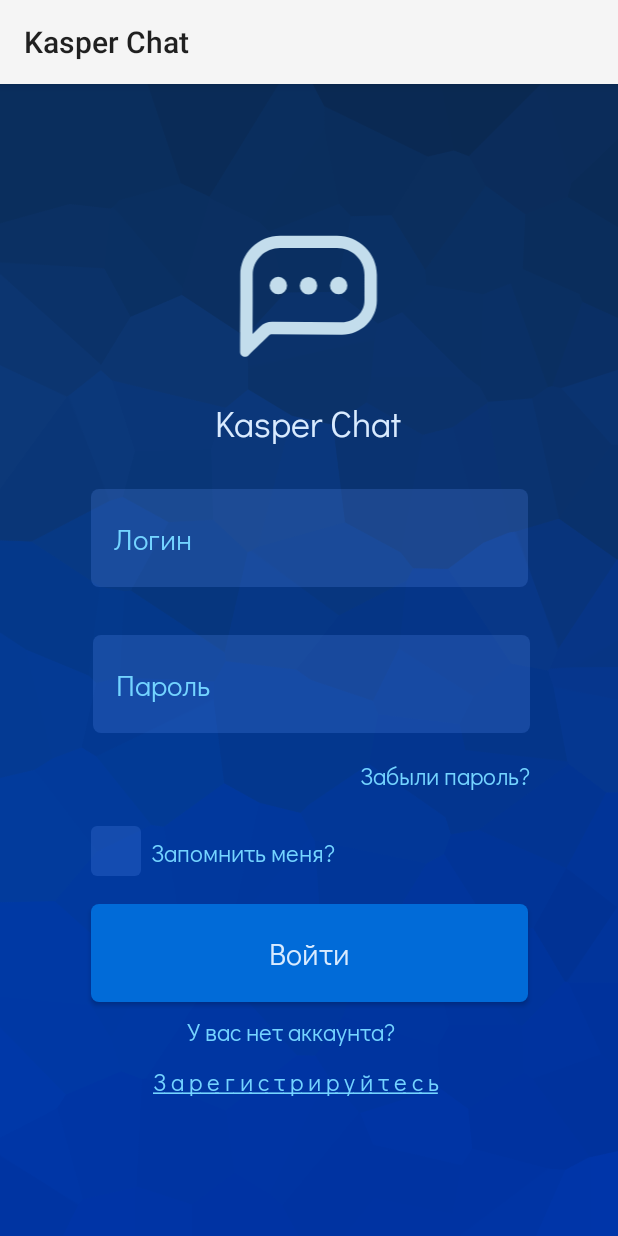
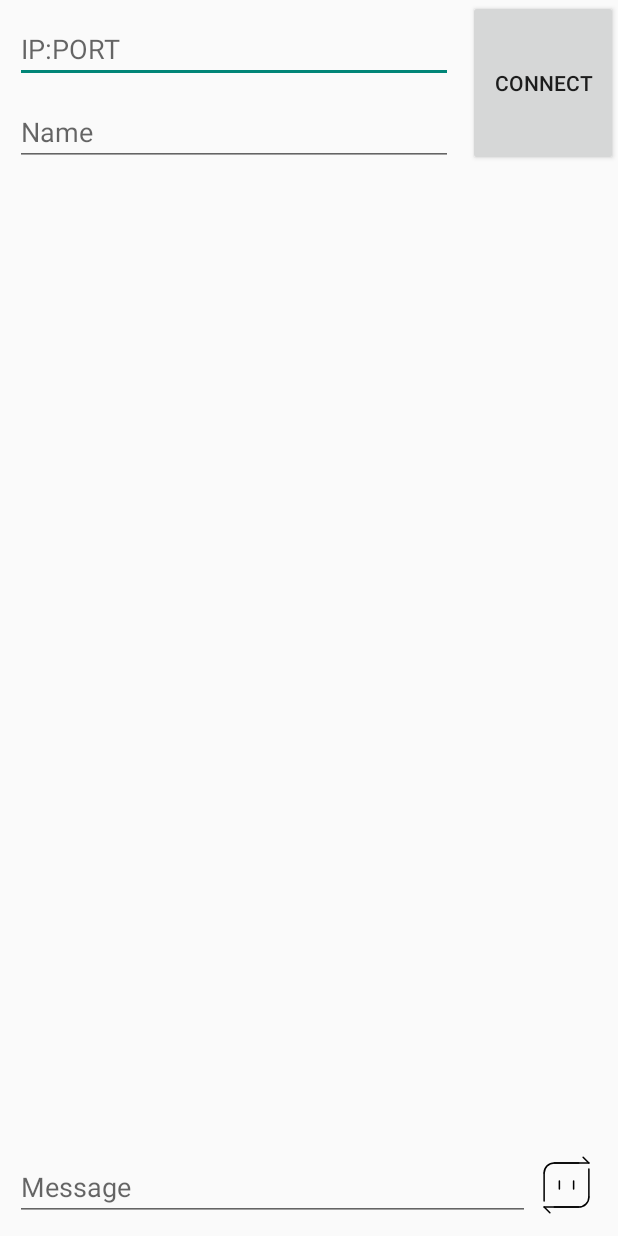
Before and after one commit to ResBrine/KasperAndroid, an Android app: the screen it shows after launch (LoginActivity before the commit, TestActivity after it), on a phone screen of 412 x 824 dp. Run offline under Robolectric (Android 15) with nearby library versions, the phone set to English and light mode, and no system bars.

Commit message:
Тестовое подключение
Добавил тестовую активити для подключения к серверу

```diff
--- a/app/src/main/AndroidManifest.xml
+++ b/app/src/main/AndroidManifest.xml
@@ -1,7 +1,9 @@
 <?xml version="1.0" encoding="utf-8"?>
 <manifest xmlns:android="http://schemas.android.com/apk/res/android"
     xmlns:tools="http://schemas.android.com/tools">
-
+    <uses-permission android:name="android.permission.INTERNET"/>
+    <uses-permission android:name="android.permission.ACCESS_NETWORK_STATE" />
+    <uses-permission android:name="android.permission.FOREGROUND_SERVICE" />
     <application
         android:allowBackup="true"
         android:dataExtractionRules="@xml/data_extraction_rules"
@@ -13,8 +15,8 @@
         android:theme="@style/Theme.TestPoject"
         tools:targetApi="31">
         <activity
-            android:name=".activites.LoginActivity"
-            android:exported="true">
+            android:name=".activites.TestActivity"
+            android:exported="true" >
             <intent-filter>
                 <action android:name="android.intent.action.MAIN" />
 
@@ -22,8 +24,18 @@
             </intent-filter>
         </activity>
         <activity
+            android:name=".activites.LoginActivity"
+            android:exported="false">
+<!--            <intent-filter>-->
+<!--                <action android:name="android.intent.action.MAIN" />-->
+
+<!--                <category android:name="android.intent.category.LAUNCHER" />-->
+<!--            </intent-filter>-->
+        </activity>
+        <activity
             android:name=".activites.MainActivity"
             android:exported="false">
+
         </activity>
     </application>
 
--- /dev/null
+++ b/app/src/main/java/com/example/testpoject/activites/TestActivity.kt
@@ -0,0 +1,61 @@
+package com.example.testpoject.activites
+
+import androidx.appcompat.app.AppCompatActivity
+import android.os.Bundle
+import android.util.Log
+import android.widget.Toast
+import com.example.testpoject.R
+import com.example.testpoject.databinding.ActivityTestBinding
+import java.net.InetSocketAddress
+import java.net.Socket
+import java.util.concurrent.Executors
+import kotlin.concurrent.thread
+
+class TestActivity : AppCompatActivity() {
+    private lateinit var binding:ActivityTestBinding
+    private var socket: Socket? = null
+    private var addressString : String = "192.168.1.208"
+    private var port : Int = 8301
+    private var username : String = "MobileApp"
+    private lateinit var socketAddress: InetSocketAddress
+    override fun onCreate(savedInstanceState: Bundle?) {
+        super.onCreate(savedInstanceState)
+        binding = ActivityTestBinding.inflate(layoutInflater)
+        setContentView(binding.root)
+
+        binding.btnConnect.setOnClickListener {
+            thread {
+                Log.d("Socket", "Click on button connect in thread")
+                addressString = binding.editTextIp.text.split(':')[0]
+                port = binding.editTextIp.text.split(':')[1].toInt()
+                socketAddress = InetSocketAddress(addressString, port)
+                username = binding.editTextUserName.text.toString()
+                connect()
+            }
+        }
+
+        binding.btnSend.setOnClickListener {
+            thread {
+                socket!!.outputStream.write(binding.editTextSend.text.toString().toByteArray())
+            }
+        }
+
+
+    }
+
+    private fun connect(){
+
+        Log.d("Socket","Start connect")
+        socket = Socket()
+        socketAddress = InetSocketAddress(addressString, port)
+        try{
+            socket!!.connect(socketAddress)
+            socket!!.outputStream.write(username.toByteArray())
+            Log.d("Socket","Connect succeed")
+        }catch(e : Exception){
+            socket!!.close()
+            Log.d("Socket",e.message.toString())
+        //     binding.listView.adapter. .addView("Filed connect" + e.message.toString())
+        }
+    }
+}
--- /dev/null
+++ b/app/src/main/res/drawable/ic_send.xml
@@ -0,0 +1,56 @@
+<?xml version="1.0" encoding="utf-8"?>
+<vector xmlns:android="http://schemas.android.com/apk/res/android"
+    android:width="48dp"
+    android:height="48dp"
+    android:viewportWidth="48"
+    android:viewportHeight="48">
+
+    <path
+        android:strokeColor="#000000"
+        android:strokeWidth="1.0001"
+        android:strokeLineJoin="round"
+        android:strokeLineCap="round"
+        android:pathData="M9.2839,15.9731c0-3.7058,2.9833-6.6891,6.6891-6.6891h16.0539" />
+    <path
+        android:strokeColor="#000000"
+        android:strokeWidth="1.0001"
+        android:strokeLineJoin="round"
+        android:strokeLineCap="round"
+        android:pathData="M9.2839,34.7026V15.9731m6.6891-6.6891h22.743" />
+    <path
+        android:strokeColor="#000000"
+        android:strokeWidth="1.0001"
+        android:strokeLineJoin="round"
+        android:strokeLineCap="round"
+        android:pathData="M38.7161,32.0269c0,3.7058-2.9833,6.6891-6.6891,6.6891H15.9731" />
+    <path
+        android:strokeColor="#000000"
+        android:strokeWidth="1.0001"
+        android:strokeLineJoin="round"
+        android:strokeLineCap="round"
+        android:pathData="M38.7161,13.2974v18.7295m-6.6891,6.6891H9.2839" />
+    <path
+        android:strokeColor="#000000"
+        android:strokeWidth="1.0001"
+        android:strokeLineJoin="round"
+        android:strokeLineCap="round"
+        android:pathData="M19.3176,21.3244v5.3513" />
+    <path
+        android:strokeColor="#000000"
+        android:strokeWidth="1.0001"
+        android:strokeLineJoin="round"
+        android:strokeLineCap="round"
+        android:pathData="M34.9321,5.5l3.7839,3.7839" />
+    <path
+        android:strokeColor="#000000"
+        android:strokeWidth="1.0001"
+        android:strokeLineJoin="round"
+        android:strokeLineCap="round"
+        android:pathData="M13.0679,42.5l-3.7839-3.7839" />
+    <path
+        android:strokeColor="#000000"
+        android:strokeWidth="1.0001"
+        android:strokeLineJoin="round"
+        android:strokeLineCap="round"
+        android:pathData="M28.6824,21.3244v5.3513" />
+</vector>
--- /dev/null
+++ b/app/src/main/res/layout/activity_test.xml
@@ -0,0 +1,67 @@
+<?xml version="1.0" encoding="utf-8"?>
+<androidx.constraintlayout.widget.ConstraintLayout xmlns:android="http://schemas.android.com/apk/res/android"
+    xmlns:app="http://schemas.android.com/apk/res-auto"
+    xmlns:tools="http://schemas.android.com/tools"
+    android:layout_width="match_parent"
+    android:layout_height="match_parent"
+    tools:context=".activites.TestActivity">
+
+    <EditText
+        android:id="@+id/editTextIp"
+        android:layout_width="0dp"
+        android:layout_height="wrap_content"
+        android:hint="IP:PORT"
+        android:layout_margin="10dp"
+        app:layout_constraintTop_toTopOf="parent"
+        app:layout_constraintEnd_toStartOf="@id/btn_connect"
+        app:layout_constraintStart_toStartOf="parent"/>
+
+    <EditText
+        android:id="@+id/editTextUserName"
+        android:layout_width="0dp"
+        android:layout_height="wrap_content"
+        android:layout_margin="10dp"
+        android:layout_marginStart="8dp"
+        android:hint="Name"
+        app:layout_constraintEnd_toStartOf="@id/btn_connect"
+        app:layout_constraintStart_toStartOf="parent"
+        app:layout_constraintTop_toBottomOf="@id/editTextIp" />
+    <ListView
+        android:id="@+id/listViewMessages"
+        android:layout_width="match_parent"
+        android:layout_height="0dp"
+        app:layout_constraintTop_toBottomOf="@id/editTextUserName"
+        app:layout_constraintBottom_toTopOf="@id/editTextSend"
+        app:layout_constraintStart_toStartOf="parent"/>
+
+    <EditText
+        android:id="@+id/editTextSend"
+        android:layout_width="0dp"
+        android:layout_height="wrap_content"
+        android:hint="Message"
+        android:layout_marginBottom="10dp"
+        android:layout_marginStart="10dp"
+        app:layout_constraintHorizontal_weight="7"
+        app:layout_constraintBottom_toBottomOf="parent"
+        app:layout_constraintStart_toStartOf="parent"
+        app:layout_constraintEnd_toStartOf="@id/btn_send"/>
+    <ImageButton
+        android:id="@+id/btn_send"
+        android:layout_width="0dp"
+        android:layout_height="wrap_content"
+        app:layout_constraintHorizontal_weight="1"
+        android:background="@drawable/ic_send"
+        android:layout_marginBottom="10dp"
+        android:layout_marginEnd="10dp"
+        app:layout_constraintEnd_toEndOf="parent"
+        app:layout_constraintBottom_toBottomOf="parent"
+        app:layout_constraintStart_toEndOf="@id/editTextSend"/>
+    <Button
+        android:id="@+id/btn_connect"
+        android:layout_width="100dp"
+        android:layout_height="0dp"
+        android:text="Connect"
+        app:layout_constraintTop_toTopOf="parent"
+        app:layout_constraintBottom_toBottomOf="@id/editTextUserName"
+        app:layout_constraintEnd_toEndOf="parent"/>
+</androidx.constraintlayout.widget.ConstraintLayout>
--- a/app/src/main/res/layout/layout_login.xml
+++ b/app/src/main/res/layout/layout_login.xml
@@ -8,8 +8,6 @@
     tools:context=".activites.LoginActivity">
 
     <Button
-
-
         android:id="@+id/button"
         style="@style/button"
         android:layout_width="291dp"
--- /dev/null
+++ b/app/src/main/res/layout/message.xml
@@ -0,0 +1,6 @@
+<?xml version="1.0" encoding="utf-8"?>
+<androidx.constraintlayout.widget.ConstraintLayout xmlns:android="http://schemas.android.com/apk/res/android"
+    android:layout_width="match_parent"
+    android:layout_height="match_parent">
+
+</androidx.constraintlayout.widget.ConstraintLayout>
--- a/app/src/main/res/values/themes.xml
+++ b/app/src/main/res/values/themes.xml
@@ -1,6 +1,6 @@
 <resources xmlns:tools="http://schemas.android.com/tools">
     <!-- Base application theme. -->
-    <style name="Base.Theme.TestPoject" parent="Theme.AppCompat.DayNight">
+    <style name="Base.Theme.TestPoject" parent="Theme.AppCompat.DayNight.NoActionBar">
         <!-- Customize your light theme here. -->
         <!-- <item name="colorPrimary">@color/my_light_primary</item> -->
     </style>
```
